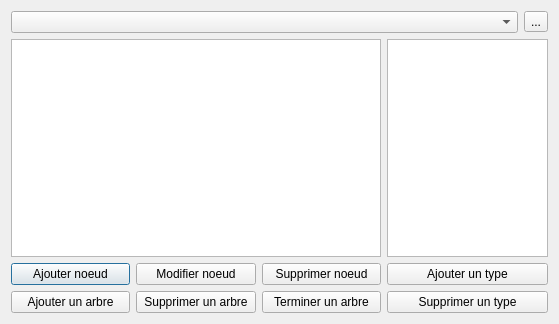
Above: dialogedittree.ui from GiPiLab/ProtonClassicSuite before the change. Below: the same form after it.
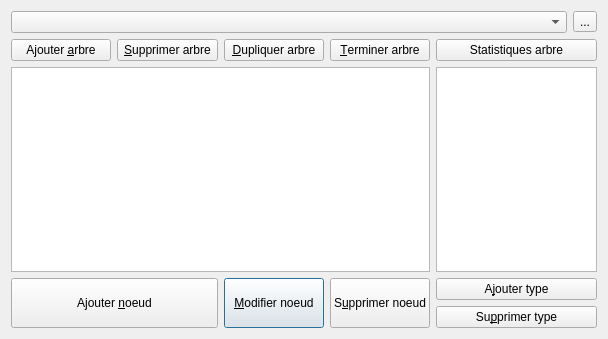
That is the form after the change.

What changed in the file:
```diff
--- a/dialogedittree.ui
+++ b/dialogedittree.ui
@@ -6,8 +6,8 @@
    <rect>
     <x>0</x>
     <y>0</y>
-    <width>559</width>
-    <height>324</height>
+    <width>608</width>
+    <height>339</height>
    </rect>
   </property>
   <property name="windowTitle">
@@ -16,10 +16,46 @@
   <layout class="QHBoxLayout" name="horizontalLayout">
    <item>
     <layout class="QGridLayout" name="gridLayout">
-     <item row="0" column="0" colspan="4">
+     <item row="2" column="4" colspan="2">
+      <widget class="QListView" name="listTypesView">
+       <property name="sizePolicy">
+        <sizepolicy hsizetype="Preferred" vsizetype="Expanding">
+         <horstretch>0</horstretch>
+         <verstretch>0</verstretch>
+        </sizepolicy>
+       </property>
+       <property name="maximumSize">
+        <size>
+         <width>161</width>
+         <height>16777215</height>
+        </size>
+       </property>
+      </widget>
+     </item>
+     <item row="3" column="2" rowspan="2">
+      <widget class="QPushButton" name="modifyNodeButton">
+       <property name="sizePolicy">
+        <sizepolicy hsizetype="Minimum" vsizetype="Minimum">
+         <horstretch>0</horstretch>
+         <verstretch>0</verstretch>
+        </sizepolicy>
+       </property>
+       <property name="text">
+        <string>&amp;Modifier noeud</string>
+       </property>
+      </widget>
+     </item>
+     <item row="1" column="0">
+      <widget class="QPushButton" name="newTreeButton">
+       <property name="text">
+        <string>Ajouter &amp;arbre</string>
+       </property>
+      </widget>
+     </item>
+     <item row="0" column="0" colspan="5">
       <widget class="QComboBox" name="comboBox"/>
      </item>
-     <item row="0" column="4">
+     <item row="0" column="5">
       <widget class="QToolButton" name="viewTreeButton">
        <property name="toolTip">
         <string>Prendre un instantané de l'arbre</string>
@@ -29,7 +65,7 @@
        </property>
       </widget>
      </item>
-     <item row="1" column="0" colspan="3">
+     <item row="2" column="0" colspan="4">
       <widget class="QTreeView" name="treeView">
        <property name="editTriggers">
         <set>QAbstractItemView::NoEditTriggers</set>
@@ -45,65 +81,7 @@
        </attribute>
       </widget>
      </item>
-     <item row="1" column="3" colspan="2">
-      <widget class="QListView" name="listTypesView">
-       <property name="sizePolicy">
-        <sizepolicy hsizetype="Preferred" vsizetype="Expanding">
-         <horstretch>0</horstretch>
-         <verstretch>0</verstretch>
-        </sizepolicy>
-       </property>
-       <property name="maximumSize">
-        <size>
-         <width>161</width>
-         <height>16777215</height>
-        </size>
-       </property>
-      </widget>
-     </item>
-     <item row="2" column="0">
-      <widget class="QPushButton" name="addNodeButton">
-       <property name="text">
-        <string>Ajouter noeud</string>
-       </property>
-      </widget>
-     </item>
-     <item row="2" column="1">
-      <widget class="QPushButton" name="modifyNodeButton">
-       <property name="text">
-        <string>Modifier noeud</string>
-       </property>
-      </widget>
-     </item>
-     <item row="2" column="2">
-      <widget class="QPushButton" name="deleteNodeButton">
-       <property name="text">
-        <string>Supprimer noeud</string>
-       </property>
-      </widget>
-     </item>
-     <item row="3" column="0">
-      <widget class="QPushButton" name="newTreeButton">
-       <property name="text">
-        <string>Ajouter un arbre</string>
-       </property>
-      </widget>
-     </item>
-     <item row="3" column="1">
-      <widget class="QPushButton" name="deleteTreeButton">
-       <property name="text">
-        <string>Supprimer un arbre</string>
-       </property>
-      </widget>
-     </item>
-     <item row="3" column="2">
-      <widget class="QPushButton" name="finishTreeButton">
-       <property name="text">
-        <string>Terminer un arbre</string>
-       </property>
-      </widget>
-     </item>
-     <item row="2" column="3" colspan="2">
+     <item row="3" column="4" colspan="2">
       <widget class="QPushButton" name="addTypeButton">
        <property name="sizePolicy">
         <sizepolicy hsizetype="Minimum" vsizetype="Fixed">
@@ -112,11 +90,25 @@
         </sizepolicy>
        </property>
        <property name="text">
-        <string>Ajouter un type</string>
+        <string>A&amp;jouter type</string>
        </property>
       </widget>
      </item>
-     <item row="3" column="3" colspan="2">
+     <item row="1" column="2">
+      <widget class="QPushButton" name="duplicateTreeButton">
+       <property name="text">
+        <string>&amp;Dupliquer arbre</string>
+       </property>
+      </widget>
+     </item>
+     <item row="1" column="1">
+      <widget class="QPushButton" name="deleteTreeButton">
+       <property name="text">
+        <string>&amp;Supprimer arbre</string>
+       </property>
+      </widget>
+     </item>
+     <item row="4" column="4" colspan="2">
       <widget class="QPushButton" name="deleteTypeButton">
        <property name="sizePolicy">
         <sizepolicy hsizetype="Minimum" vsizetype="Fixed">
@@ -125,7 +117,47 @@
         </sizepolicy>
        </property>
        <property name="text">
-        <string>Supprimer un type</string>
+        <string>Su&amp;pprimer type</string>
+       </property>
+      </widget>
+     </item>
+     <item row="1" column="3">
+      <widget class="QPushButton" name="finishTreeButton">
+       <property name="text">
+        <string>&amp;Terminer arbre</string>
+       </property>
+      </widget>
+     </item>
+     <item row="3" column="3" rowspan="2">
+      <widget class="QPushButton" name="deleteNodeButton">
+       <property name="sizePolicy">
+        <sizepolicy hsizetype="Minimum" vsizetype="Minimum">
+         <horstretch>0</horstretch>
+         <verstretch>0</verstretch>
+        </sizepolicy>
+       </property>
+       <property name="text">
+        <string>S&amp;upprimer noeud</string>
+       </property>
+      </widget>
+     </item>
+     <item row="3" column="0" rowspan="2" colspan="2">
+      <widget class="QPushButton" name="addNodeButton">
+       <property name="sizePolicy">
+        <sizepolicy hsizetype="Minimum" vsizetype="Minimum">
+         <horstretch>0</horstretch>
+         <verstretch>0</verstretch>
+        </sizepolicy>
+       </property>
+       <property name="text">
+        <string>Ajouter &amp;noeud</string>
+       </property>
+      </widget>
+     </item>
+     <item row="1" column="4" colspan="2">
+      <widget class="QPushButton" name="statsTreeButton">
+       <property name="text">
+        <string>Statistiques arbre</string>
        </property>
       </widget>
      </item>
```
Left out of the diff: 4 changed lines with no effect on the pictures.
